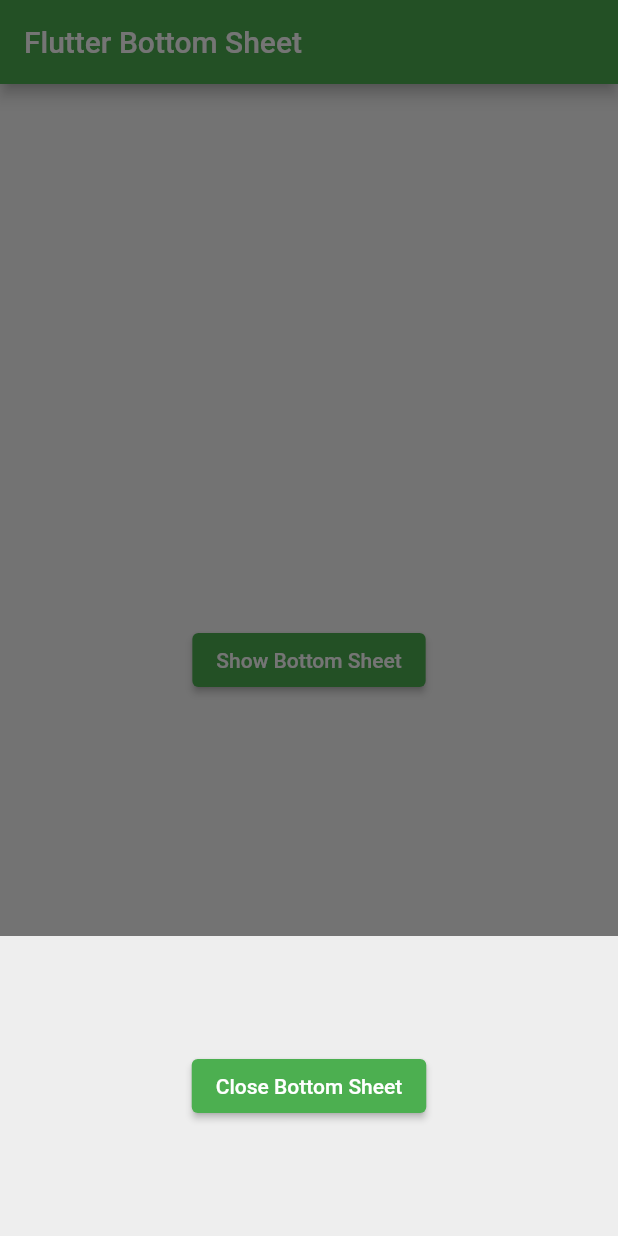
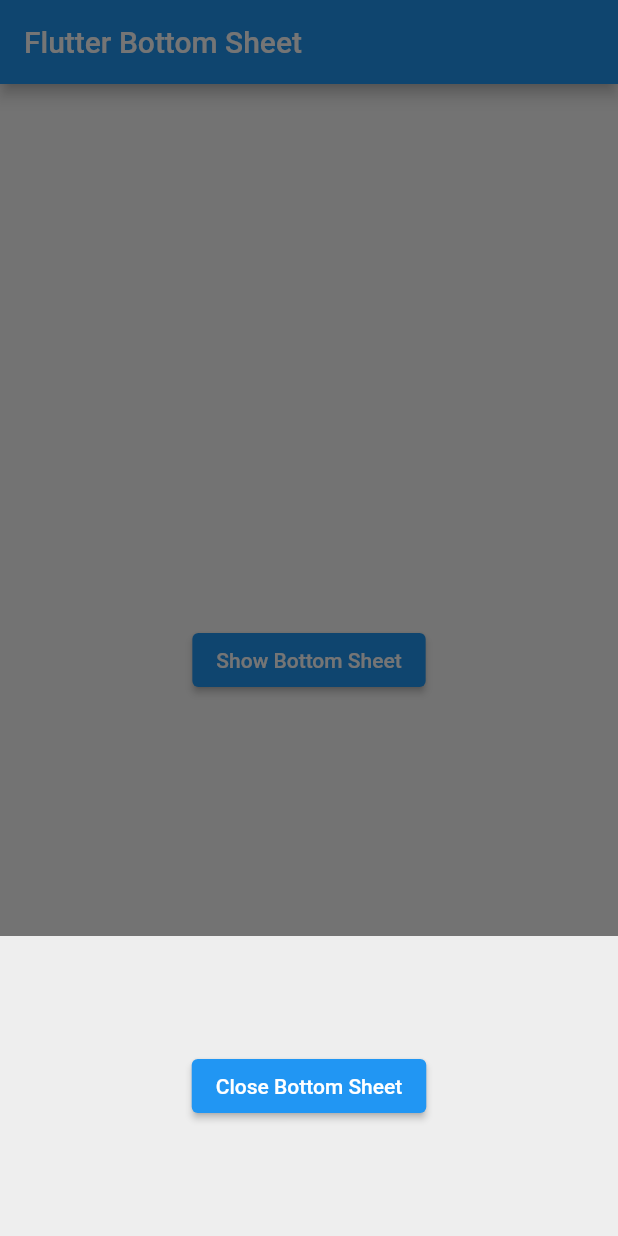
Before and after one commit to Mehranxt/test, a Flutter app: the screen it shows after launch, after a tap on "Show Bottom Sheet", on a phone screen of 412 x 824 dp. Run offline on Flutter 3.47's test engine with Material 2 defaults, Android fonts, the phone set to English and light mode, and no system bars.

Commit message:
Update main.dart

```diff
--- a/lib/main.dart
+++ b/lib/main.dart
@@ -11,9 +11,10 @@ class MyApp extends StatelessWidget {
   @override
   Widget build(BuildContext context) {
     return MaterialApp(
+      debugShowCheckedModeBanner: false,
       title: 'Flutter Learning',
       theme: ThemeData(
-        primarySwatch: Colors.green,
+        primarySwatch: Colors.blue,
       ),
       home: MyHomePage(),
     );
@@ -62,7 +63,7 @@ class _MyHomePageState extends State<MyHomePage> {
             child: Text("Close Bottom Sheet"),
             style: ElevatedButton.styleFrom(
               onPrimary: Colors.white,
-              primary: Colors.green,
+              primary: Colors.blue,
             ),
             onPressed: () {
               Navigator.of(context).pop();
```
